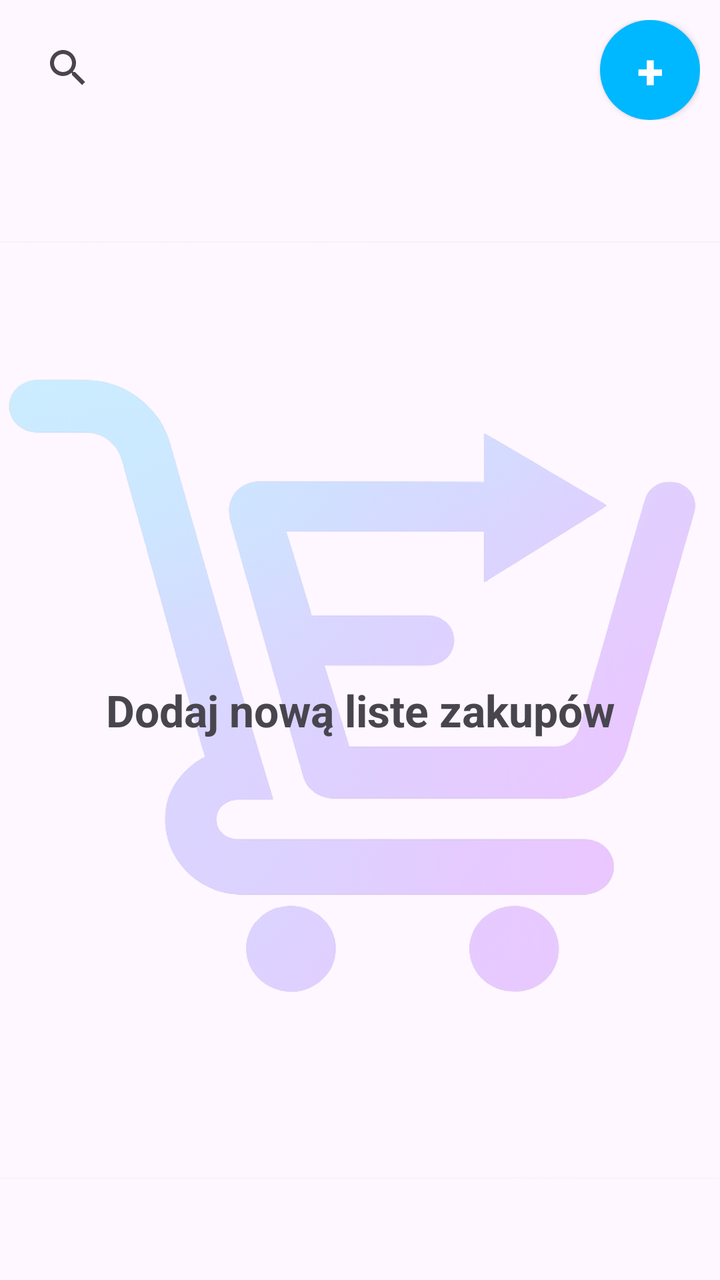
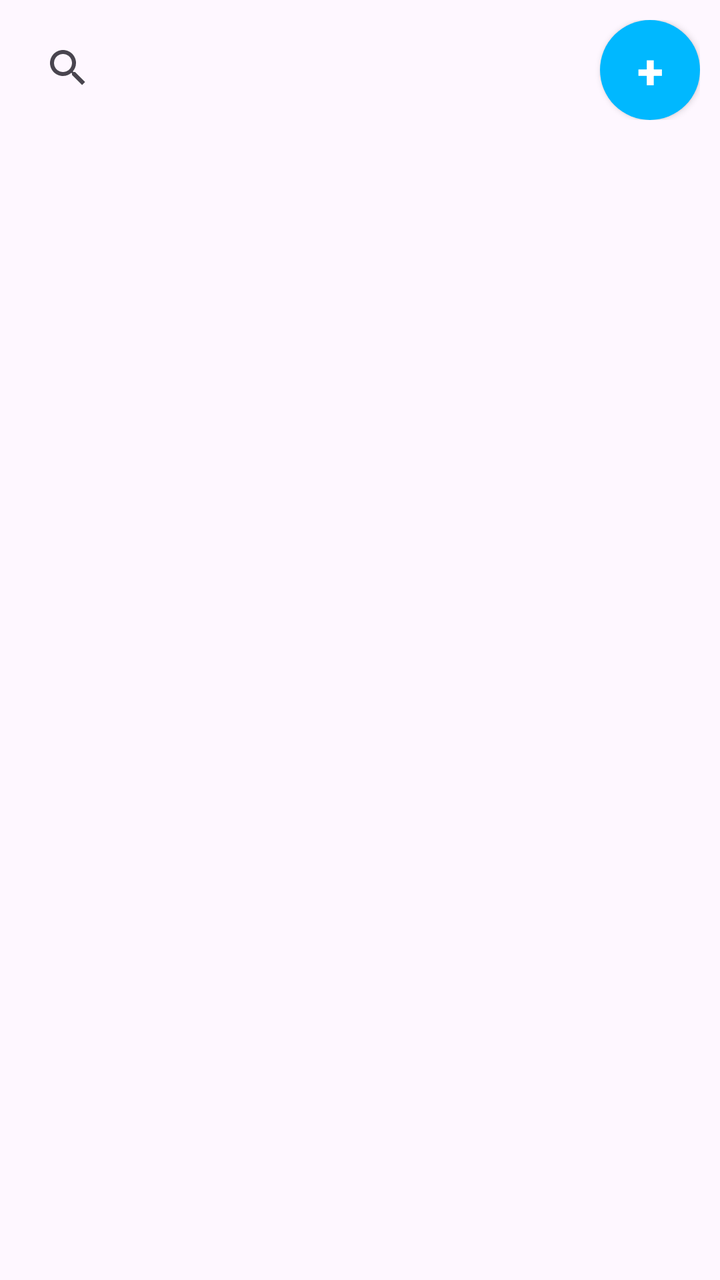

Compare the two renders of this Android layout. The source of the first and the diff that turns it into the second are given below.
<!-- AndroidManifest.xml: application theme Theme.Listify -->
<!-- res/layout/fragment_home.xml -->
<?xml version="1.0" encoding="utf-8"?>
<LinearLayout xmlns:android="http://schemas.android.com/apk/res/android"
    xmlns:tools="http://schemas.android.com/tools"
    android:layout_width="match_parent"
    android:layout_height="match_parent"
    xmlns:app="http://schemas.android.com/apk/res-auto"
    android:orientation="vertical"
    tools:context=".HomeFragment">
    <LinearLayout
        android:padding="10dp"
        android:layout_width="match_parent"
        android:layout_height="wrap_content"
        android:orientation="horizontal">


        <SearchView
            android:id="@+id/searchView"
            android:layout_width="wrap_content"
            android:layout_height="wrap_content"
            android:iconifiedByDefault="true"
            android:queryHint="wyszukaj listę zakupów"
            android:visibility="visible" />


        <TextView
            android:id="@+id/textView2"
            android:layout_width="wrap_content"
            android:layout_height="wrap_content"
            android:layout_weight="1"
            />

        <androidx.appcompat.widget.AppCompatButton
            android:id="@+id/buttonAddList"
            android:layout_width="50dp"
            android:layout_height="50dp"
            android:textSize="24sp"
            android:textStyle="bold"
            android:padding="0dp"
            android:gravity="center"
            android:background="@drawable/circle_button"
            android:textColor="@color/white"
            android:text="+" />
    </LinearLayout>

    <androidx.constraintlayout.widget.ConstraintLayout
        android:layout_width="match_parent"
        android:layout_height="match_parent">

        <ImageView
            android:id="@+id/imageViewBackgroundLogo"
            android:layout_width="match_parent"
            android:layout_height="match_parent"
            app:srcCompat="@drawable/ikona2"
            android:alpha="0.2"
            app:layout_constraintTop_toTopOf="parent"
            app:layout_constraintBottom_toBottomOf="parent"
            app:layout_constraintStart_toStartOf="parent"
            app:layout_constraintEnd_toEndOf="parent"/>

        <TextView
            android:id="@+id/textViewHint"
            android:layout_width="wrap_content"
            android:layout_height="wrap_content"
            android:text="Dodaj nową liste zakupów"
            android:textSize="22sp"
            android:textStyle="bold"
            app:layout_constraintTop_toTopOf="parent"
            app:layout_constraintBottom_toBottomOf="parent"
            app:layout_constraintStart_toStartOf="parent"
            app:layout_constraintEnd_toEndOf="parent"/>
    </androidx.constraintlayout.widget.ConstraintLayout>

    <ListView
        android:layout_width="match_parent"
        android:layout_height="match_parent"
        android:padding="20dp" />
</LinearLayout>
<!-- resources referenced by this layout -->
<resources>
  <color name="white">#FFFFFFFF</color>
  <!-- drawable circle_button (drawable) -->
  <?xml version="1.0" encoding="utf-8"?>
  <shape xmlns:android="http://schemas.android.com/apk/res/android">
      <solid android:color="#00B8FF"></solid>
      <corners android:radius="500dp"/>
  </shape>
  <!-- drawable ikona2: png bitmap (drawable, 301236 bytes) -->
  <style name="Theme.Listify" parent="Base.Theme.Listify" />
  <style name="Base.Theme.Listify" parent="Theme.Material3.DayNight.NoActionBar">
          <item name="android:windowIsTranslucent">true</item>
  
          <item name="android:windowSplashScreenAnimatedIcon">@android:color/transparent</item>
      </style>
</resources>

<!-- the commit's change to res/layout/fragment_home.xml (unified diff, before → after) -->
@@ -1,16 +1,17 @@
 <?xml version="1.0" encoding="utf-8"?>
 <LinearLayout xmlns:android="http://schemas.android.com/apk/res/android"
+    xmlns:app="http://schemas.android.com/apk/res-auto"
     xmlns:tools="http://schemas.android.com/tools"
     android:layout_width="match_parent"
-    android:layout_height="match_parent"
-    xmlns:app="http://schemas.android.com/apk/res-auto"
+    android:layout_height="wrap_content"
     android:orientation="vertical"
     tools:context=".HomeFragment">
+
     <LinearLayout
-        android:padding="10dp"
         android:layout_width="match_parent"
         android:layout_height="wrap_content"
-        android:orientation="horizontal">
+        android:orientation="horizontal"
+        android:padding="10dp">
 
 
         <SearchView
@@ -26,21 +27,26 @@
             android:id="@+id/textView2"
             android:layout_width="wrap_content"
             android:layout_height="wrap_content"
-            android:layout_weight="1"
-            />
+            android:layout_weight="1" />
 
         <androidx.appcompat.widget.AppCompatButton
             android:id="@+id/buttonAddList"
             android:layout_width="50dp"
             android:layout_height="50dp"
+            android:background="@drawable/circle_button"
+            android:gravity="center"
+            android:padding="0dp"
+            android:text="+"
+            android:textColor="@color/white"
             android:textSize="24sp"
-            android:textStyle="bold"
-            android:padding="0dp"
-            android:gravity="center"
-            android:background="@drawable/circle_button"
-            android:textColor="@color/white"
-            android:text="+" />
+            android:textStyle="bold" />
     </LinearLayout>
+
+    <ListView
+        android:layout_width="match_parent"
+        android:layout_height="match_parent"
+        android:id="@+id/ListViewOfShoppingLists"
+        />
 
     <androidx.constraintlayout.widget.ConstraintLayout
         android:layout_width="match_parent"
@@ -50,12 +56,12 @@
             android:id="@+id/imageViewBackgroundLogo"
             android:layout_width="match_parent"
             android:layout_height="match_parent"
-            app:srcCompat="@drawable/ikona2"
             android:alpha="0.2"
+            app:layout_constraintBottom_toBottomOf="parent"
+            app:layout_constraintEnd_toEndOf="parent"
+            app:layout_constraintStart_toStartOf="parent"
             app:layout_constraintTop_toTopOf="parent"
-            app:layout_constraintBottom_toBottomOf="parent"
-            app:layout_constraintStart_toStartOf="parent"
-            app:layout_constraintEnd_toEndOf="parent"/>
+            app:srcCompat="@drawable/ikona2" />
 
         <TextView
             android:id="@+id/textViewHint"
@@ -64,10 +70,10 @@
             android:text="Dodaj nową liste zakupów"
             android:textSize="22sp"
             android:textStyle="bold"
-            app:layout_constraintTop_toTopOf="parent"
             app:layout_constraintBottom_toBottomOf="parent"
+            app:layout_constraintEnd_toEndOf="parent"
             app:layout_constraintStart_toStartOf="parent"
-            app:layout_constraintEnd_toEndOf="parent"/>
+            app:layout_constraintTop_toTopOf="parent" />
     </androidx.constraintlayout.widget.ConstraintLayout>
 
     <ListView
